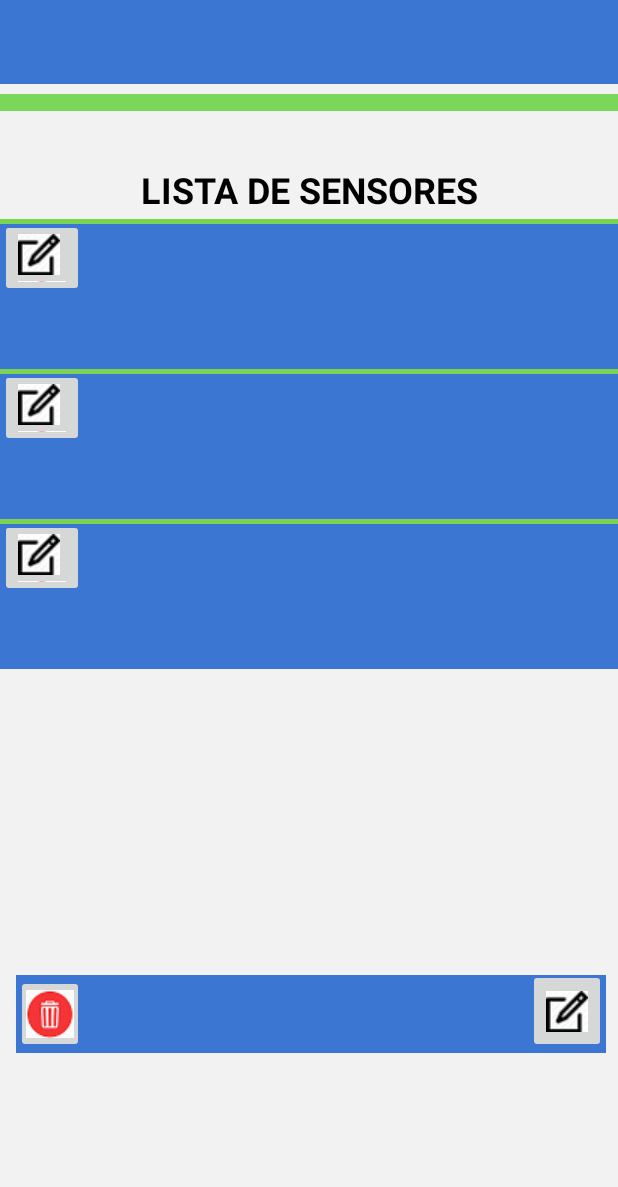
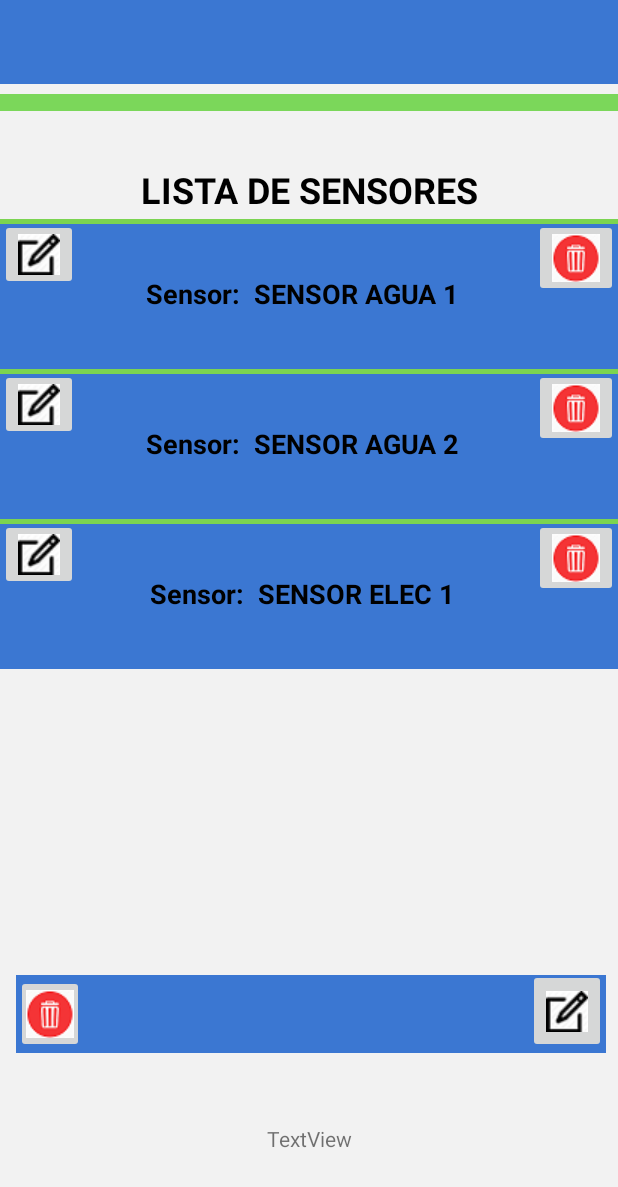
Before and after one commit to pipo2310/Sensors, an Android app: the vistaSensores screen opened directly, with no data from a screen before it, on a phone screen of 412 x 824 dp. Shown: the top 1187 px of the screen. Run offline under Robolectric (Android 15) with nearby library versions, the phone set to English and light mode, and no system bars.

Commit message:
Mas avanzadox2

```diff
--- a/MyApplication123/app/src/main/java/com/example/myapplication123/vistaSensores.kt
+++ b/MyApplication123/app/src/main/java/com/example/myapplication123/vistaSensores.kt
@@ -12,6 +12,11 @@ import android.view.View
 import android.widget.*
 import kotlinx.android.synthetic.main.activity_main.view.*
 import kotlinx.android.synthetic.main.activity_vista_sensores.*
+import android.R.attr.gravity
+import android.graphics.Typeface
+import android.widget.LinearLayout
+
+
 
 class vistaSensores : AppCompatActivity() {
     lateinit var t1: TableLayout
@@ -57,9 +62,26 @@ class vistaSensores : AppCompatActivity() {
             val divisionFrame=FrameLayout(this)
             val eliminar =ImageButton(this)
             val actualizar = ImageButton(this)
+            val nombreSensor = TextView(this)
             val button = Button(this)
+            nombreSensor.text="Sensor:  ${sensores.get(i)}  "
+            nombreSensor.gravity= Gravity.CENTER_HORIZONTAL or Gravity.CENTER_VERTICAL
+            nombreSensor.textSize=18f
+            nombreSensor.setTextColor(Color.parseColor("#000000"))
+            nombreSensor.setTypeface(null, Typeface.BOLD)
             frame.setBackgroundColor(Color.parseColor("#3B77D2"))
+            //frame.foregroundGravity= Gravity.RIGHT
+
+            val params = FrameLayout.LayoutParams(FrameLayout.LayoutParams.WRAP_CONTENT, FrameLayout.LayoutParams.WRAP_CONTENT)
+            params.gravity = Gravity.TOP or Gravity.RIGHT
+
+            eliminar.setLayoutParams(params)
             divisionFrame.setBackgroundColor(Color.parseColor("#7BD451"))
+            eliminar.id=i
+            eliminar.setOnClickListener {
+                accionDeEliminar(eliminar.id,"Sensor:  ${sensores.get(i)}  ")
+            }
+
            // frame.set
 
 // Changes the height and width to the specified *pixels*
@@ -70,19 +92,22 @@ class vistaSensores : AppCompatActivity() {
                150)}
             //eliminar.background=@color/fondo
             eliminar.setImageResource(R.drawable.deleteicon)
-            eliminar.apply {layoutParams = TableRow.LayoutParams(TableRow.LayoutParams.WRAP_CONTENT,
-                TableRow.LayoutParams.WRAP_CONTENT)
-                }
+           // eliminar.apply {layoutParams = TableRow.LayoutParams(TableRow.LayoutParams.WRAP_CONTENT,
+             //   TableRow.LayoutParams.WRAP_CONTENT)
+              //  }
             actualizar.setImageResource(R.drawable.editbutton)
             actualizar.apply {layoutParams = TableRow.LayoutParams(TableRow.LayoutParams.WRAP_CONTENT,
                 TableRow.LayoutParams.WRAP_CONTENT)
+                id=i*1000
                 }
+
 
             button.apply {
                 layoutParams = TableRow.LayoutParams(TableRow.LayoutParams.WRAP_CONTENT,
                     TableRow.LayoutParams.WRAP_CONTENT)
                 text = "Sensor:  ${sensores.get(i)}  "
             }
+            frame.addView(nombreSensor)
             frame.addView(eliminar)
             frame.addView(actualizar)
             frame.addView(divisionFrame)
@@ -98,5 +123,10 @@ class vistaSensores : AppCompatActivity() {
 
     }
 
+    fun accionDeEliminar(id: Int, text: String) {
+        var texto = findViewById<TextView>(R.id.prueba);
+        texto.setText(text)
+    }
+
 
 }
--- a/MyApplication123/app/src/main/res/layout/activity_vista_sensores.xml
+++ b/MyApplication123/app/src/main/res/layout/activity_vista_sensores.xml
@@ -60,15 +60,15 @@
     </LinearLayout>
 
     <FrameLayout
-            android:layout_width="393dp"
-            android:layout_height="52dp" android:layout_marginStart="8dp"
-            android:layout_marginLeft="8dp" android:layout_marginTop="8dp"
-            android:layout_marginEnd="8dp" android:layout_marginRight="8dp"
-            android:layout_marginBottom="8dp" android:background="@color/colorAzul"
-            app:layout_constraintBottom_toBottomOf="parent"
-            app:layout_constraintEnd_toEndOf="parent" app:layout_constraintHorizontal_bias="1.0"
-            app:layout_constraintStart_toStartOf="parent" app:layout_constraintTop_toBottomOf="@+id/linearLayout"
-            app:layout_constraintVertical_bias="0.633">
+            android:id="@+id/frameLayout"
+            android:layout_width="393dp" android:layout_height="52dp"
+            android:layout_marginStart="8dp" android:layout_marginLeft="8dp"
+            android:layout_marginTop="8dp" android:layout_marginEnd="8dp"
+            android:layout_marginRight="8dp" android:layout_marginBottom="8dp"
+            android:background="@color/colorAzul"
+            app:layout_constraintBottom_toBottomOf="parent" app:layout_constraintEnd_toEndOf="parent"
+            app:layout_constraintHorizontal_bias="1.0" app:layout_constraintStart_toStartOf="parent"
+            app:layout_constraintTop_toBottomOf="@+id/linearLayout" app:layout_constraintVertical_bias="0.633">
         <ImageButton
                 android:id="@+id/imageButton"
                 android:layout_width="wrap_content" android:layout_height="56dp"
@@ -83,6 +83,15 @@
                 app:srcCompat="@drawable/deleteicon"
         />
     </FrameLayout>
+    <TextView
+            android:id="@+id/prueba"
+            android:layout_width="wrap_content"
+            android:layout_height="wrap_content" android:layout_marginStart="8dp"
+            android:layout_marginLeft="8dp" android:layout_marginEnd="8dp"
+            android:layout_marginRight="8dp" android:layout_marginBottom="8dp"
+            android:text="TextView" app:layout_constraintBottom_toBottomOf="parent"
+            app:layout_constraintEnd_toEndOf="parent" app:layout_constraintStart_toStartOf="parent"
+            app:layout_constraintTop_toBottomOf="@+id/frameLayout"/>
 
 
 </androidx.constraintlayout.widget.ConstraintLayout>
```
